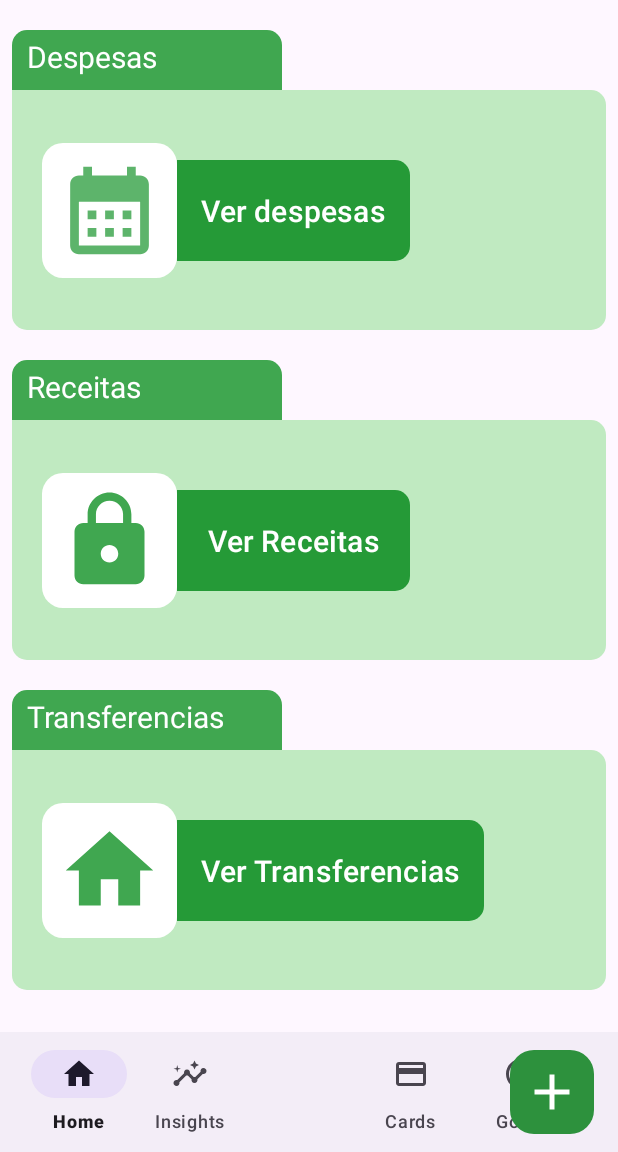
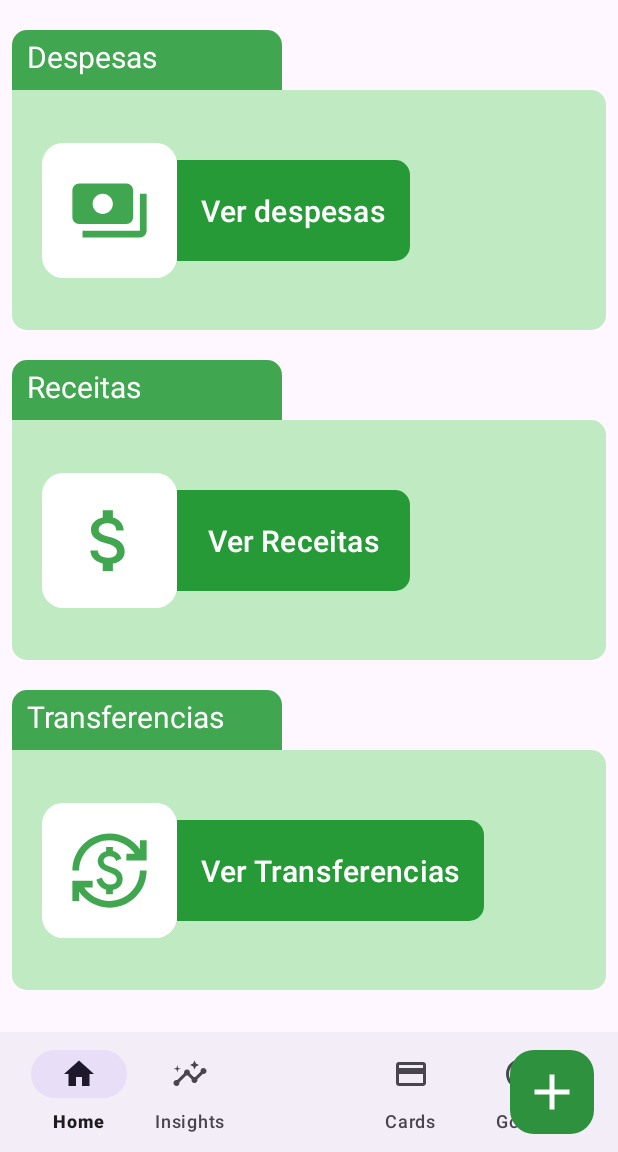
Before and after one commit to jotape-exe/vince, an Android app: the screen it shows after launch once a user with an empty profile is signed in (MainActivity), on a phone screen of 412 x 824 dp, the part 84-1236 px from its top. Run offline under Robolectric (Android 15) with nearby library versions, the phone set to English and light mode, and no system bars; our stand-ins replace Firebase (no records; nobody signed in at launch, a user with empty details on screens opened directly).

Commit message:
List data UI

```diff
--- a/app/src/main/AndroidManifest.xml
+++ b/app/src/main/AndroidManifest.xml
@@ -12,6 +12,9 @@
         android:supportsRtl="true"
         android:theme="@style/Theme.OurFinances"
         tools:targetApi="31">
+        <activity
+            android:name=".view.ShowRecordListActivity"
+            android:exported="false" />
         <activity
             android:name=".view.FinanceActivity"
             android:exported="false" />
--- a/app/src/main/java/com/company/ourfinances/view/FinanceActivity.kt
+++ b/app/src/main/java/com/company/ourfinances/view/FinanceActivity.kt
@@ -71,6 +71,7 @@ class FinanceActivity : AppCompatActivity() {
         })
 
         binding.fabSaveRegister.setOnClickListener {
+
             val currentPosition = viewPager2.currentItem
             val currentFragmentTag = "f$currentPosition"
             val currentFragment = supportFragmentManager.findFragmentByTag(currentFragmentTag)
--- a/app/src/main/java/com/company/ourfinances/view/fragments/HomeFragment.kt
+++ b/app/src/main/java/com/company/ourfinances/view/fragments/HomeFragment.kt
@@ -7,7 +7,6 @@ import android.view.View
 import android.view.ViewGroup
 import androidx.recyclerview.widget.LinearLayoutManager
 import androidx.recyclerview.widget.RecyclerView
-import androidx.recyclerview.widget.RecyclerView.LayoutManager
 import com.company.ourfinances.R
 import com.company.ourfinances.databinding.FragmentHomeBinding
 import com.company.ourfinances.view.HomeComponent
@@ -15,7 +14,7 @@ import com.company.ourfinances.view.adapters.HomeComponentAdapter
 
 private lateinit var adapter: HomeComponentAdapter
 private lateinit var recyclerView: RecyclerView
-private lateinit var componetsList: ArrayList<HomeComponent>
+private lateinit var componentsList: ArrayList<HomeComponent>
 
 lateinit var imageId: Array<Int>
 lateinit var textBtn: Array<String>
@@ -36,21 +35,25 @@ class HomeFragment : Fragment() {
     override fun onViewCreated(view: View, savedInstanceState: Bundle?) {
         super.onViewCreated(view, savedInstanceState)
         dataInitialzr()
+
         val layoutManager = LinearLayoutManager(context)
+
         recyclerView = view.findViewById(R.id.recycler_home)
         recyclerView.layoutManager = layoutManager
         recyclerView.setHasFixedSize(true)
-        adapter = HomeComponentAdapter(componetsList)
+
+        adapter = HomeComponentAdapter(componentsList)
         recyclerView.adapter = adapter
+
+
     }
-
     private fun dataInitialzr() {
-        componetsList = arrayListOf()
+        componentsList = arrayListOf()
 
         imageId = arrayOf(
-            R.drawable.ic_calendar_month,
-            R.drawable.ic_lock,
-            R.drawable.ic_home
+            R.drawable.ic_expense,
+            R.drawable.ic_money,
+            R.drawable.ic_transfer
         )
 
         textBtn = arrayOf(
@@ -67,7 +70,7 @@ class HomeFragment : Fragment() {
 
         for (item in imageId.indices) {
             val component = HomeComponent(textTitle[item], textBtn[item], imageId[item])
-            componetsList.add(component)
+            componentsList.add(component)
         }
     }
 
--- a/app/src/main/java/com/company/ourfinances/view/fragments/RevenueFragment.kt
+++ b/app/src/main/java/com/company/ourfinances/view/fragments/RevenueFragment.kt
@@ -59,11 +59,7 @@ class RevenueFragment : Fragment(), FabClickListener {
         } else if (TextUtils.isEmpty(binding.editValue.text)) {
             binding.editValue.error = getString(R.string.value_cannot_be_empty)
             return null
-        } else if (TextUtils.equals(
-                binding.buttonDatePicker.text,
-                activity?.getString(R.string.select_date)
-            )
-        ) {
+        } else if (TextUtils.equals(binding.buttonDatePicker.text, getString(R.string.select_date))) {
             binding.buttonDatePicker.error = getString(R.string.date_cannot_be_empty)
             return null
         }
--- a/app/src/main/java/com/company/ourfinances/viewmodel/FinanceActivityViewModel.kt
+++ b/app/src/main/java/com/company/ourfinances/viewmodel/FinanceActivityViewModel.kt
@@ -12,4 +12,8 @@ class FinanceActivityViewModel(application: Application) : AndroidViewModel(appl
         repository.save(recordEntity)
     }
 
+    fun getAll():List<FinanceRecordEntity>{
+        return repository.findAll()
+    }
+
 }
--- /dev/null
+++ b/app/src/main/res/drawable/ic_expense.xml
@@ -0,0 +1,5 @@
+<vector android:height="24dp"
+    android:tint="#000000" android:viewportHeight="24"
+    android:viewportWidth="24" android:width="24dp" xmlns:android="http://schemas.android.com/apk/res/android">
+    <path android:fillColor="@android:color/white" android:pathData="M19,14L19,6c0,-1.1 -0.9,-2 -2,-2L3,4c-1.1,0 -2,0.9 -2,2v8c0,1.1 0.9,2 2,2h14c1.1,0 2,-0.9 2,-2zM10,13c-1.66,0 -3,-1.34 -3,-3s1.34,-3 3,-3 3,1.34 3,3 -1.34,3 -3,3zM23,7v11c0,1.1 -0.9,2 -2,2L4,20v-2h17L21,7h2z"/>
+</vector>
--- /dev/null
+++ b/app/src/main/res/drawable/ic_money.xml
@@ -0,0 +1,5 @@
+<vector android:height="24dp" android:tint="#000000"
+    android:viewportHeight="24" android:viewportWidth="24"
+    android:width="24dp" xmlns:android="http://schemas.android.com/apk/res/android">
+    <path android:fillColor="@android:color/white" android:pathData="M11.8,10.9c-2.27,-0.59 -3,-1.2 -3,-2.15 0,-1.09 1.01,-1.85 2.7,-1.85 1.78,0 2.44,0.85 2.5,2.1h2.21c-0.07,-1.72 -1.12,-3.3 -3.21,-3.81V3h-3v2.16c-1.94,0.42 -3.5,1.68 -3.5,3.61 0,2.31 1.91,3.46 4.7,4.13 2.5,0.6 3,1.48 3,2.41 0,0.69 -0.49,1.79 -2.7,1.79 -2.06,0 -2.87,-0.92 -2.98,-2.1h-2.2c0.12,2.19 1.76,3.42 3.68,3.83V21h3v-2.15c1.95,-0.37 3.5,-1.5 3.5,-3.55 0,-2.84 -2.43,-3.81 -4.7,-4.4z"/>
+</vector>
--- /dev/null
+++ b/app/src/main/res/drawable/ic_transfer.xml
@@ -0,0 +1,5 @@
+<vector android:height="24dp"
+    android:tint="#000000" android:viewportHeight="24"
+    android:viewportWidth="24" android:width="24dp" xmlns:android="http://schemas.android.com/apk/res/android">
+    <path android:fillColor="@android:color/white" android:pathData="M12.89,11.1c-1.78,-0.59 -2.64,-0.96 -2.64,-1.9c0,-1.02 1.11,-1.39 1.81,-1.39c1.31,0 1.79,0.99 1.9,1.34l1.58,-0.67C15.39,8.03 14.72,6.56 13,6.24V5h-2v1.26C8.52,6.82 8.51,9.12 8.51,9.22c0,2.27 2.25,2.91 3.35,3.31c1.58,0.56 2.28,1.07 2.28,2.03c0,1.13 -1.05,1.61 -1.98,1.61c-1.82,0 -2.34,-1.87 -2.4,-2.09L8.1,14.75c0.63,2.19 2.28,2.78 2.9,2.96V19h2v-1.24c0.4,-0.09 2.9,-0.59 2.9,-3.22C15.9,13.15 15.29,11.93 12.89,11.1zM3,21H1v-6h6v2l-2.48,0c1.61,2.41 4.36,4 7.48,4c4.97,0 9,-4.03 9,-9h2c0,6.08 -4.92,11 -11,11c-3.72,0 -7.01,-1.85 -9,-4.67L3,21zM1,12C1,5.92 5.92,1 12,1c3.72,0 7.01,1.85 9,4.67L21,3h2v6h-6V7l2.48,0C17.87,4.59 15.12,3 12,3c-4.97,0 -9,4.03 -9,9H1z"/>
+</vector>
--- a/app/src/main/res/layout/home_list_item.xml
+++ b/app/src/main/res/layout/home_list_item.xml
@@ -38,7 +38,7 @@
             android:id="@+id/image_component_home"
             android:layout_width="90dp"
             android:layout_height="90dp"
-            android:padding="10dp"
+            android:padding="18dp"
             android:background="@drawable/radius_shape"
             android:backgroundTint="@color/white"
             android:src="@drawable/ic_calendar_month"
```
Also changed, not shown: app/src/main/java/com/company/ourfinances/view/ShowRecordListActivity.kt (added, +19 -0 lines), app/src/main/java/com/company/ourfinances/view/fragments/ExpenseListFragment.kt (added, +20 -0 lines), app/src/main/java/com/company/ourfinances/view/fragments/RevenueListFragment.kt (added, +19 -0 lines), app/src/main/java/com/company/ourfinances/view/fragments/TransferListFragment.kt (added, +20 -0 lines), app/src/main/res/layout/activity_show_record_list.xml (added, +9 -0 lines), app/src/main/res/layout/fragment_expense_list.xml (added, +14 -0 lines), app/src/main/res/layout/fragment_revenue_list.xml (added, +14 -0 lines), app/src/main/res/layout/fragment_transfer_list.xml (added, +14 -0 lines).
